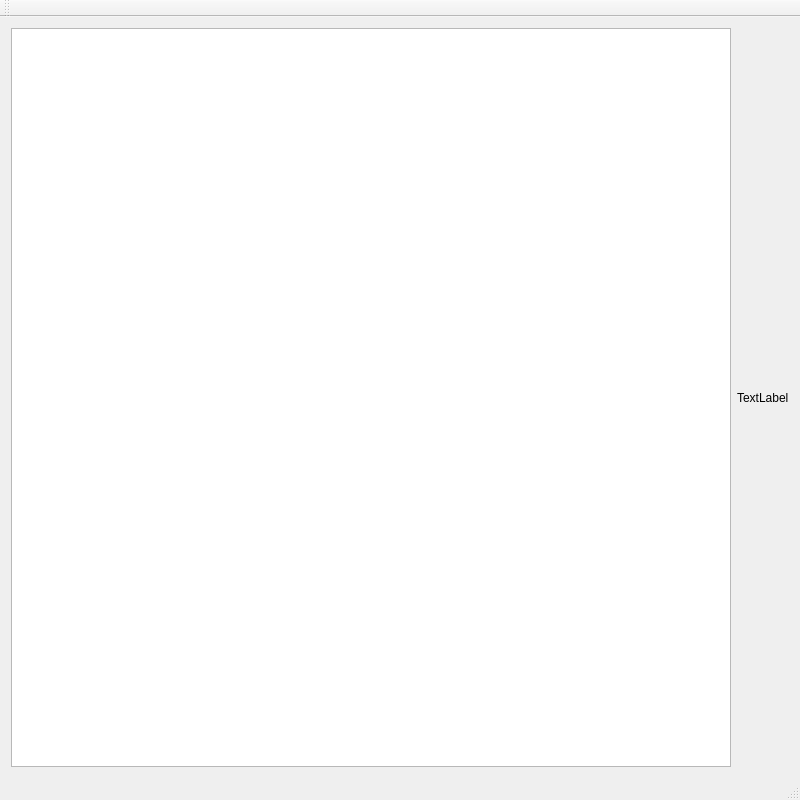
Above: dicewindow.ui from stampho/dice before the change. Below: the same form after it.
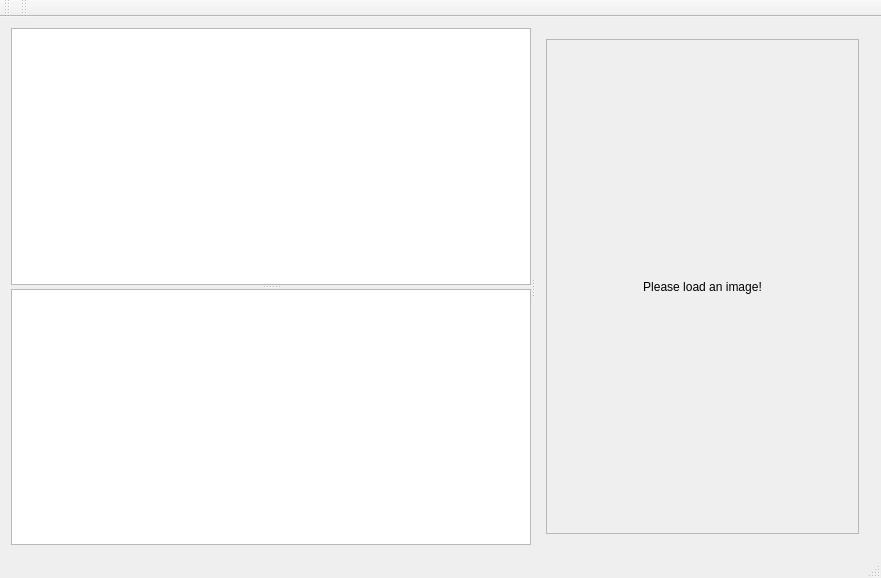
That is the form after the change.

Commit message: Add image loader to Qt GUI

Diff of the .ui file:
```diff
--- a/dicewindow.ui
+++ b/dicewindow.ui
@@ -6,8 +6,8 @@
    <rect>
     <x>0</x>
     <y>0</y>
-    <width>800</width>
-    <height>800</height>
+    <width>881</width>
+    <height>578</height>
    </rect>
   </property>
   <property name="windowTitle">
@@ -16,18 +16,80 @@
   <widget class="QWidget" name="centralWidget">
    <layout class="QGridLayout" name="gridLayout">
     <item row="0" column="0">
-     <layout class="QHBoxLayout" name="horizontalLayout">
-      <item>
-       <widget class="QTreeView" name="treeView"/>
-      </item>
-      <item>
-       <widget class="QLabel" name="image">
-        <property name="text">
-         <string>TextLabel</string>
+     <widget class="QSplitter" name="mainSplitter">
+      <property name="sizePolicy">
+       <sizepolicy hsizetype="Expanding" vsizetype="Preferred">
+        <horstretch>0</horstretch>
+        <verstretch>0</verstretch>
+       </sizepolicy>
+      </property>
+      <property name="orientation">
+       <enum>Qt::Horizontal</enum>
+      </property>
+      <widget class="QSplitter" name="fileSplitter">
+       <property name="sizePolicy">
+        <sizepolicy hsizetype="Preferred" vsizetype="Expanding">
+         <horstretch>0</horstretch>
+         <verstretch>0</verstretch>
+        </sizepolicy>
+       </property>
+       <property name="orientation">
+        <enum>Qt::Vertical</enum>
+       </property>
+       <widget class="QTreeView" name="dirBrowser">
+        <property name="sizePolicy">
+         <sizepolicy hsizetype="Preferred" vsizetype="Expanding">
+          <horstretch>0</horstretch>
+          <verstretch>0</verstretch>
+         </sizepolicy>
         </property>
        </widget>
-      </item>
-     </layout>
+       <widget class="QListView" name="fileBrowser">
+        <property name="sizePolicy">
+         <sizepolicy hsizetype="Preferred" vsizetype="Expanding">
+          <horstretch>0</horstretch>
+          <verstretch>0</verstretch>
+         </sizepolicy>
+        </property>
+       </widget>
+      </widget>
+      <widget class="QWidget" name="horizontalLayoutWidget">
+       <layout class="QGridLayout" name="imageLayout">
+        <item row="0" column="0">
+         <widget class="QScrollArea" name="scrollArea">
+          <property name="autoFillBackground">
+           <bool>true</bool>
+          </property>
+          <property name="widgetResizable">
+           <bool>true</bool>
+          </property>
+          <widget class="QWidget" name="scrollAreaWidgetContents">
+           <property name="geometry">
+            <rect>
+             <x>0</x>
+             <y>0</y>
+             <width>326</width>
+             <height>498</height>
+            </rect>
+           </property>
+           <layout class="QGridLayout" name="gridLayout_2">
+            <item row="0" column="0">
+             <widget class="QLabel" name="mainImage">
+              <property name="text">
+               <string>Please load an image!</string>
+              </property>
+              <property name="alignment">
+               <set>Qt::AlignCenter</set>
+              </property>
+             </widget>
+            </item>
+           </layout>
+          </widget>
+         </widget>
+        </item>
+       </layout>
+      </widget>
+     </widget>
     </item>
    </layout>
    <zorder>horizontalLayoutWidget</zorder>
@@ -52,6 +114,17 @@
    </attribute>
   </widget>
   <widget class="QStatusBar" name="statusBar"/>
+  <widget class="QToolBar" name="toolBar">
+   <property name="windowTitle">
+    <string>toolBar</string>
+   </property>
+   <attribute name="toolBarArea">
+    <enum>TopToolBarArea</enum>
+   </attribute>
+   <attribute name="toolBarBreak">
+    <bool>false</bool>
+   </attribute>
+  </widget>
  </widget>
  <layoutdefault spacing="6" margin="11"/>
  <resources/>
```
Left out of the diff: 9 changed lines with no effect on the pictures. The commit also changes 7 other files.
